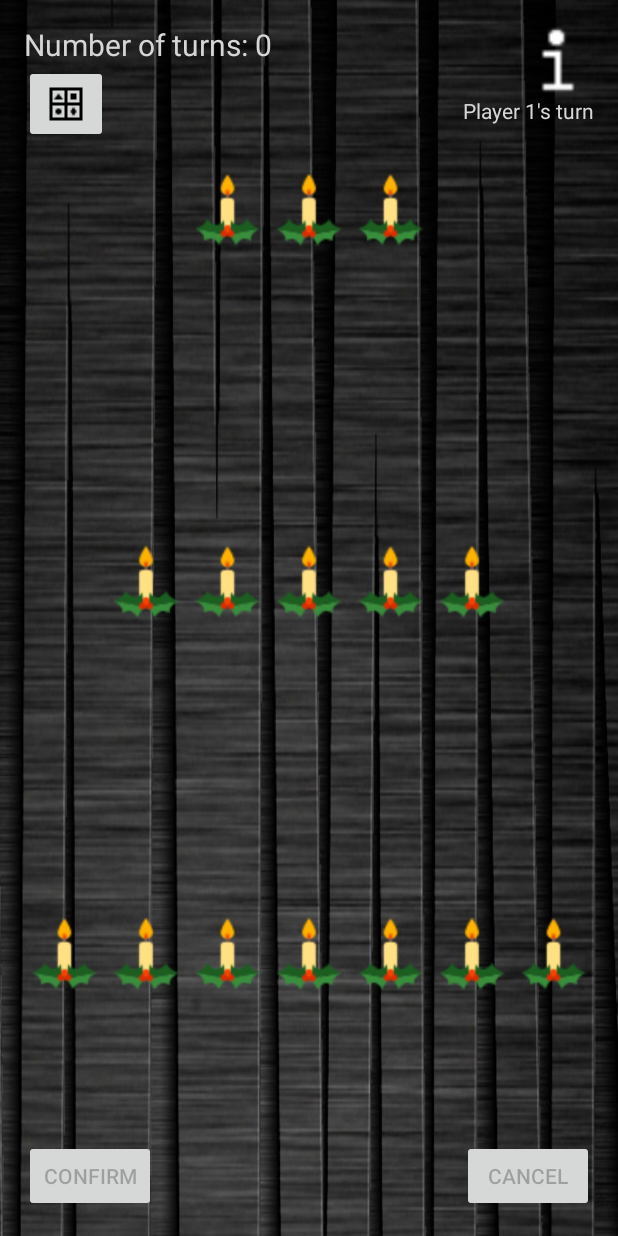
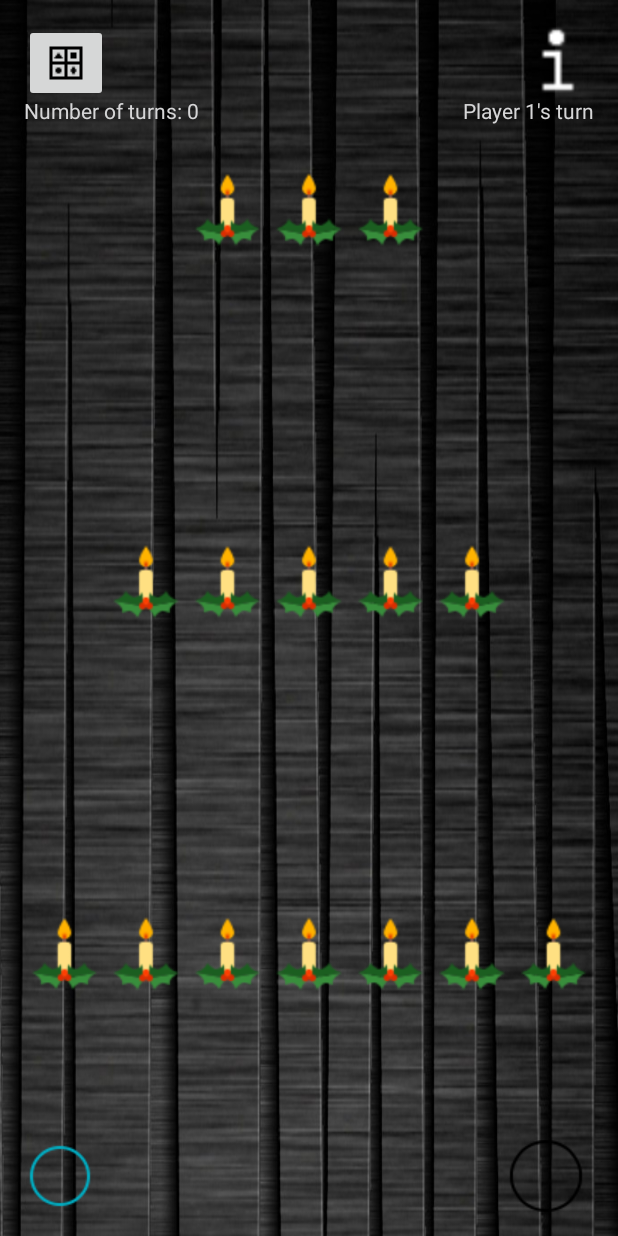
Before and after one commit to sndo9/androidnim, an Android app: the SinglePlayer screen opened directly, with no data from a screen before it, on a phone screen of 412 x 824 dp. Run offline under Robolectric (Android 15) with nearby library versions, the phone set to English and light mode, and no system bars.

Commit message:
Pre comment RC1

```diff
--- a/nim/app/src/main/java/com/sndo9/robert/nim/GameLogic.java
+++ b/nim/app/src/main/java/com/sndo9/robert/nim/GameLogic.java
@@ -36,8 +36,8 @@ public class GameLogic extends AppCompatActivity {
 
     protected AI computer;
 
-    protected Button confirm;
-    protected Button cancel;
+    protected ImageButton confirm;
+    protected ImageButton cancel;
     protected ImageButton icons;
     protected TextView infoTextField;
     protected TextView numOfTurns;
@@ -50,7 +50,6 @@ public class GameLogic extends AppCompatActivity {
     protected boolean hasSelected;
 
     protected ImageView newIcon;
-    protected ImageView newIcon2;
 
     protected int count;
     protected int ptsLeft;
@@ -80,6 +79,9 @@ public class GameLogic extends AppCompatActivity {
                 changeIcon(newIcon.getDrawable());
                 context.findViewById(R.id.gameLayout).setVisibility(View.VISIBLE);
                 context.findViewById(R.id.iconDrawer).setVisibility(View.GONE);
+                context.findViewById(R.id.buttonChangIcon).setVisibility(View.VISIBLE);
+                context.findViewById(R.id.buttonInformation).setVisibility(View.VISIBLE);
+                context.findViewById(R.id.textNumOfTurns).setVisibility(View.VISIBLE);
             }
         };
 
@@ -89,14 +91,17 @@ public class GameLogic extends AppCompatActivity {
         for(int i = 0; i < 8; i++) view.findViewById(context.getResources().getIdentifier(word + i, "id", context.getPackageName())).setOnClickListener(getClickDrawable);
 
         //Find and hold buttons
-        confirm = (Button)view.findViewById(R.id.buttonConfirm);
-        cancel = (Button)view.findViewById(R.id.buttonCancel);
+        confirm = (ImageButton)view.findViewById(R.id.buttonConfirm);
+        cancel = (ImageButton)view.findViewById(R.id.buttonCancel);
         icons = (ImageButton)view.findViewById(R.id.buttonChangIcon);
         icons.setOnClickListener(new View.OnClickListener() {
             @Override
             public void onClick(View view) {
                 context.findViewById(R.id.gameLayout).setVisibility(View.GONE);
                 context.findViewById(R.id.iconDrawer).setVisibility(View.VISIBLE);
+                context.findViewById(R.id.buttonChangIcon).setVisibility(View.GONE);
+                context.findViewById(R.id.buttonInformation).setVisibility(View.GONE);
+                context.findViewById(R.id.textNumOfTurns).setVisibility(View.GONE);
             }
         });
         infoTextField = (TextView) view.findViewById(R.id.helpText);
@@ -285,12 +290,16 @@ public class GameLogic extends AppCompatActivity {
 
     public void disableButtons(){
         confirm.setEnabled(false);
+        confirm.setImageDrawable(context.getDrawable(R.drawable.circlethin));
         cancel.setEnabled(false);
+        cancel.setImageDrawable(context.getDrawable(R.drawable.circlethinblack));
     }
 
     public void enableButtons(){
         confirm.setEnabled(true);
+        confirm.setImageDrawable(context.getDrawable(R.drawable.checkedblue));
         cancel.setEnabled(true);
+        cancel.setImageDrawable(context.getDrawable(R.drawable.cancel));
     }
 
     public  void resetSelect(){
@@ -404,15 +413,18 @@ public class GameLogic extends AppCompatActivity {
     }
 
     public void resumeState(){
-        Log.w("Resume", "In Resume");
+        //Fixes close on win screen
+        if(save.getString("rowOneSave", "000").equals("111") && save.getString("rowTwoSave", "00000").equals("11111") && save.getString("rowThreeSave", "1111111").equals("1111111")) return;
         String rowString = save.getString("rowOneSave", "000");
         for(int i = 0; i < arrayOne.size(); i++){
             arrayOne.get(i).fromString(Character.getNumericValue(rowString.charAt(i)));
         }
+        Log.w("-----------resuming", rowString);
         rowString = save.getString("rowTwoSave", "00000");
         for(int i = 0; i < arrayTwo.size(); i++){
             arrayTwo.get(i).fromString(Character.getNumericValue(rowString.charAt(i)));
         }
+        Log.w("-----------resuming", rowString);
         rowString = save.getString("rowThreeSave", "0000000");
         for(int i = 0; i < arrayThree.size(); i++){
             arrayThree.get(i).fromString(Character.getNumericValue(rowString.charAt(i)));
--- a/nim/app/src/main/res/layout/activity_single_player.xml
+++ b/nim/app/src/main/res/layout/activity_single_player.xml
@@ -12,32 +12,26 @@
     android:background="@drawable/background"
     tools:context="com.sndo9.robert.nim.SinglePlayer">
 
-    <TextView
-        android:text="Number of turns: 0"
-        android:layout_width="wrap_content"
-        android:layout_height="wrap_content"
-        android:id="@+id/textNumOfTurns"
-        android:layout_weight="1"
-        android:textSize="20sp"
-        android:textColor="@color/white"/>
-
-    <Button
-        android:text="@string/confirm"
+    <ImageButton
         android:layout_width="wrap_content"
         android:layout_height="wrap_content"
         android:layout_alignParentBottom="true"
         android:layout_alignParentLeft="true"
         android:layout_alignParentStart="true"
         android:enabled="false"
+        android:src="@drawable/circlethin"
+        android:background="@null"
         android:id="@+id/buttonConfirm" />
 
-    <Button
-        android:text="@string/cancel"
+    <ImageButton
+        android:src="@drawable/circlethinblack"
+        android:background="@null"
         android:layout_width="wrap_content"
         android:layout_height="wrap_content"
         android:layout_alignParentBottom="true"
         android:layout_alignParentRight="true"
         android:layout_alignParentEnd="true"
+        android:layout_below="@+id/gameLayout"
         android:enabled="false"
         android:id="@+id/buttonCancel" />
 
@@ -260,10 +254,9 @@
         android:layout_height="match_parent"
         android:orientation="horizontal"
         android:id="@+id/container"
+        android:visibility="visible"
         android:layout_alignParentTop="true"
-        android:layout_alignParentLeft="true"
-        android:layout_alignParentStart="true"
-        android:visibility="visible">
+        android:layout_alignParentStart="true">
 
         <GridLayout
             android:layout_width="match_parent"
@@ -358,15 +351,31 @@
 
 
         </GridLayout>
+
+        <TextView
+            android:layout_width="wrap_content"
+            android:layout_height="wrap_content"
+            android:text="Image"/>
     </LinearLayout>
 
     <ImageButton
         android:src="@drawable/mediumiconssmall"
         android:layout_width="wrap_content"
         android:layout_height="wrap_content"
-        android:layout_below="@+id/textNumOfTurns"
-        android:layout_alignParentLeft="true"
-        android:layout_alignParentStart="true"
-        android:id="@+id/buttonChangIcon" />
+
+        android:id="@+id/buttonChangIcon"
+        android:layout_alignParentTop="true"
+        android:layout_alignParentStart="true" />
+
+    <TextView
+        android:text="Number of turns: 0"
+        android:layout_width="wrap_content"
+        android:layout_height="wrap_content"
+        android:id="@+id/textNumOfTurns"
+        android:layout_weight="1"
+
+        android:textColor="@color/white"
+        android:layout_alignTop="@+id/helpText"
+        android:layout_alignParentStart="true" />
 
 </RelativeLayout>
```
Also changed, not shown: nim/app/src/main/java/com/sndo9/robert/nim/WinScreen.java (+5 -4 lines), nim/app/src/main/res/layout/activity_win_screen.xml (+1 -7 lines), nim/app/src/main/res/layout/content_win_screen.xml (+12 -8 lines), nim/app/src/main/res/drawable/arrow.png (added), nim/app/src/main/res/drawable/cancel.png (added), nim/app/src/main/res/drawable/checkedblue.png (added), nim/app/src/main/res/drawable/circlethin.png (added), nim/app/src/main/res/drawable/circlethinblack.png (added), nim/app/src/main/res/drawable/enterkey.png (added), nim/app/src/main/res/drawable/mainmenu.png (added), nim/app/src/main/res/drawable/replay.png (added).
